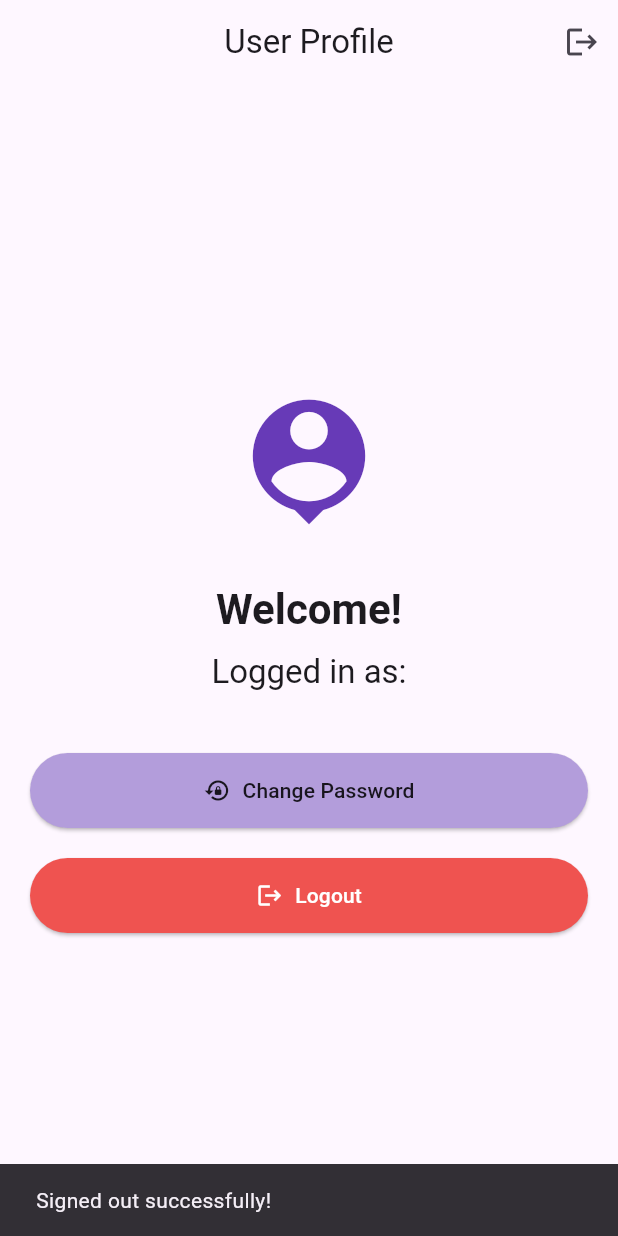
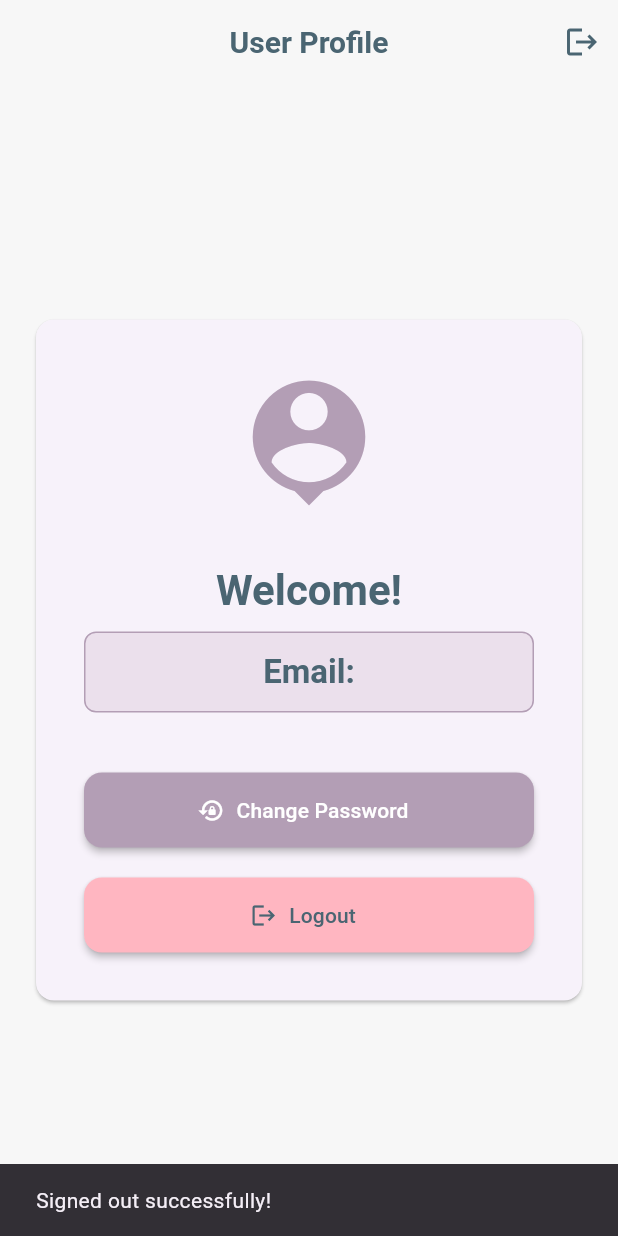
Before and after one commit to Lavanyathangaraj/mad_inclass_activity_16, a Flutter app: the screen it shows once a user with an empty profile is signed in, after a tap on "Logout", on a phone screen of 412 x 824 dp. Run offline on Flutter 3.47's test engine with Material 3 defaults, Android fonts, the phone set to English and light mode, and no system bars; our stand-ins replace firebase_auth, firebase_core; accounts and stored records are empty.

Commit message:
profile screen and logout

```diff
--- a/lib/main.dart
+++ b/lib/main.dart
@@ -1,22 +1,17 @@
 import 'package:flutter/material.dart';
 import 'package:firebase_auth/firebase_auth.dart';
 import 'package:firebase_core/firebase_core.dart';
-// NOTE: firebase_options.dart must be generated by running 'flutterfire configure'
 import 'firebase_options.dart';
-
-// --- 1. INITIALIZATION AND MAIN APP WIDGET ---
 
 void main() async {
   WidgetsFlutterBinding.ensureInitialized();
   try {
-    // Initialize Firebase using the configuration file generated by the CLI
     await Firebase.initializeApp(
       options: DefaultFirebaseOptions.currentPlatform,
     );
     print("Firebase initialized successfully.");
   } catch (e) {
     print("Error initializing Firebase: $e");
-    // In a real app, you would handle this gracefully.
   }
 
   runApp(const MyApp());
@@ -27,26 +22,55 @@ class MyApp extends StatelessWidget {
 
   @override
   Widget build(BuildContext context) {
+    const Color pastelLilac = Color(0xFFB39EB5);
+    const Color darkText = Color(0xFF4A6572);
+    const Color pastelBackground = Color(0xFFF7F7F7);
+
     return MaterialApp(
       title: 'ICA 16 Firebase Auth',
       theme: ThemeData(
-        primarySwatch: Colors.deepPurple,
-        inputDecorationTheme: const InputDecorationTheme(
-          border: OutlineInputBorder(),
+        primarySwatch: Colors.indigo,
+        primaryColor: pastelLilac,
+        inputDecorationTheme: InputDecorationTheme(
+          border: OutlineInputBorder(
+            borderRadius: BorderRadius.circular(12),
+            borderSide: BorderSide.none,
+          ),
+          filled: true,
+          fillColor: Colors.white,
+        ),
+        elevatedButtonTheme: ElevatedButtonThemeData(
+          style: ElevatedButton.styleFrom(
+            shape: RoundedRectangleBorder(
+              borderRadius: BorderRadius.circular(12),
+            ),
+            elevation: 2,
+            minimumSize: const Size(double.infinity, 50),
+            backgroundColor: pastelLilac,
+            foregroundColor: Colors.white,
           ),
         ),
-      // The AuthGate manages navigation based on user state
+        // Removed problematic cardTheme definition for compatibility
+        scaffoldBackgroundColor: pastelBackground,
+        appBarTheme: const AppBarTheme(
+          elevation: 0,
+          backgroundColor: pastelBackground,
+          foregroundColor: darkText,
+          titleTextStyle: TextStyle(
+            color: darkText,
+            fontSize: 20,
+            fontWeight: FontWeight.bold
+          )
+        )
+      ),
       home: const AuthGate(),
     );
   }
 }
 
-// --- 2. AUTHENTICATION SERVICE (Step 3) ---
-
 class AuthService {
   final FirebaseAuth _auth = FirebaseAuth.instance;
 
-  // Sign Up / Registration
   Future<UserCredential> signUp({required String email, required String password}) async {
     try {
       final userCredential = await _auth.createUserWithEmailAndPassword(
@@ -59,7 +83,6 @@ class AuthService {
     }
   }
 
-  // Sign In / Login
   Future<UserCredential> signIn({required String email, required String password}) async {
     try {
       final userCredential = await _auth.signInWithEmailAndPassword(
@@ -72,13 +95,10 @@ class AuthService {
     }
   }
 
-  // Sign Out / Logout
   Future<void> signOut() async {
     await _auth.signOut();
   }
 
-  // Change Password
-  // This is a sensitive operation and may fail if the user hasn't signed in recently
   Future<void> changePassword({required String newPassword}) async {
     final user = _auth.currentUser;
     if (user == null) {
@@ -88,35 +108,27 @@ class AuthService {
   }
 }
 
-// --- 3. AUTH GATE & NAVIGATION (Step 5) ---
-
 class AuthGate extends StatelessWidget {
   const AuthGate({super.key});
 
   @override
   Widget build(BuildContext context) {
-    // StreamBuilder listens to the user's authentication state
     return StreamBuilder<User?>(
       stream: FirebaseAuth.instance.authStateChanges(),
       builder: (context, snapshot) {
-        // Show a loading indicator while checking auth state
         if (snapshot.connectionState == ConnectionState.waiting) {
-          return const Center(child: CircularProgressIndicator());
+          return const Scaffold(body: Center(child: CircularProgressIndicator()));
         }
 
-        // If the user is logged in (User is not null), show the ProfileScreen
         if (snapshot.hasData) {
           return const ProfileScreen();
         }
 
-        // Otherwise (User is null), show the AuthenticationScreen (Login/Register)
         return const AuthenticationScreen();
       },
     );
   }
 }
-
-// --- 4. AUTHENTICATION SCREEN (Step 5 & 4) ---
 
 class AuthenticationScreen extends StatefulWidget {
   const AuthenticationScreen({super.key});
@@ -126,13 +138,13 @@ class AuthenticationScreen extends StatefulWidget {
 }
 
 class _AuthenticationScreenState extends State<AuthenticationScreen> {
-  bool isLogin = true; // State to toggle between Login and Registration
+  bool isLogin = true;
 
   @override
   Widget build(BuildContext context) {
     return Scaffold(
       appBar: AppBar(
-        title: Text(isLogin ? 'Sign In' : 'Register'),
+        title: Text(isLogin ? 'Welcome Back!' : 'Create New Account'),
         centerTitle: true,
       ),
       body: Center(
@@ -142,13 +154,15 @@ class _AuthenticationScreenState extends State<AuthenticationScreen> {
             mainAxisAlignment: MainAxisAlignment.center,
             crossAxisAlignment: CrossAxisAlignment.stretch,
             children: [
-              SizedBox(height: 16),
-              // Display either the Login or Registration form
-              isLogin ? SignInForm() : RegistrationForm(),
+              Card(
+                child: Padding(
+                  padding: const EdgeInsets.all(32.0),
+                  child: isLogin ? SignInForm() : RegistrationForm(),
+                ),
+              ),
 
-              SizedBox(height: 24),
+              const SizedBox(height: 24),
 
-              // Toggle Button
               TextButton(
                 onPressed: () {
                   setState(() {
@@ -157,9 +171,12 @@ class _AuthenticationScreenState extends State<AuthenticationScreen> {
                 },
                 child: Text(
                   isLogin
-                      ? 'No account? Register Here'
+                      ? 'No account yet? Register Here'
                       : 'Already have an account? Sign In',
-                  style: TextStyle(color: Theme.of(context).primaryColor),
+                  style: TextStyle(
+                    color: Theme.of(context).primaryColor,
+                    fontWeight: FontWeight.bold,
+                  ),
                 ),
               ),
             ],
@@ -169,8 +186,6 @@ class _AuthenticationScreenState extends State<AuthenticationScreen> {
     );
   }
 }
-
-// --- 5. REGISTRATION FORM WIDGET (Step 4 - Register) ---
 
 class RegistrationForm extends StatefulWidget {
   RegistrationForm({super.key});
@@ -190,7 +205,6 @@ class _RegistrationFormState extends State<RegistrationForm> {
     if (value == null || value.isEmpty) {
       return 'Please enter your email.';
     }
-    // Simple email format check
     if (!RegExp(r'^[\w-\.]+@([\w-]+\.)+[\w-]{2,4}$').hasMatch(value)) {
       return 'Please enter a valid email (e.g., test@gsu.com).';
     }
@@ -201,7 +215,6 @@ class _RegistrationFormState extends State<RegistrationForm> {
     if (value == null || value.isEmpty) {
       return 'Please enter a password.';
     }
-    // Password must be 6 characters or more
     if (value.length < 6) {
       return 'Password must be at least 6 characters.';
     }
@@ -221,7 +234,6 @@ class _RegistrationFormState extends State<RegistrationForm> {
         ScaffoldMessenger.of(context).showSnackBar(
           const SnackBar(content: Text('Registration Successful! Logging you in...')),
         );
-        // AuthGate will handle the navigation to ProfileScreen via stream
       } on FirebaseAuthException catch (e) {
         String message = 'Registration Failed.';
         if (e.code == 'weak-password') {
@@ -251,30 +263,32 @@ class _RegistrationFormState extends State<RegistrationForm> {
     return Form(
       key: _formKey,
       child: Column(
+        crossAxisAlignment: CrossAxisAlignment.stretch,
         children: <Widget>[
+          Text(
+            'Register Account',
+            style: Theme.of(context).textTheme.headlineSmall?.copyWith(fontWeight: FontWeight.bold),
+            textAlign: TextAlign.center,
+          ),
+          const SizedBox(height: 32),
           TextFormField(
             controller: _emailController,
-            decoration: const InputDecoration(labelText: 'Email'),
+            decoration: const InputDecoration(labelText: 'Email', prefixIcon: Icon(Icons.email)),
             keyboardType: TextInputType.emailAddress,
             validator: _validateEmail,
           ),
           const SizedBox(height: 16),
           TextFormField(
             controller: _passwordController,
-            decoration: const InputDecoration(labelText: 'Password (min 6 chars)'),
+            decoration: const InputDecoration(labelText: 'Password (min 6 chars)', prefixIcon: Icon(Icons.lock)),
             obscureText: true,
             validator: _validatePassword,
           ),
-          const SizedBox(height: 24),
+          const SizedBox(height: 32),
           _isLoading
-              ? const CircularProgressIndicator()
+              ? const Center(child: CircularProgressIndicator())
               : ElevatedButton(
                   onPressed: _submitRegistration,
-                  style: ElevatedButton.styleFrom(
-                    padding: const EdgeInsets.symmetric(horizontal: 40, vertical: 15),
-                    backgroundColor: Colors.deepPurple,
-                    foregroundColor: Colors.white,
-                  ),
                   child: const Text('Register', style: TextStyle(fontSize: 18)),
                 ),
         ],
@@ -282,8 +296,6 @@ class _RegistrationFormState extends State<RegistrationForm> {
     );
   }
 }
-
-// --- 6. SIGN IN FORM WIDGET (Step 4 - Sign In) ---
 
 class SignInForm extends StatefulWidget {
   SignInForm({super.key});
@@ -326,7 +338,6 @@ class _SignInFormState extends State<SignInForm> {
         ScaffoldMessenger.of(context).showSnackBar(
           const SnackBar(content: Text('Sign In Successful!')),
         );
-        // AuthGate will handle the navigation to ProfileScreen via stream
       } on FirebaseAuthException catch (e) {
         String message = 'Sign In Failed.';
         if (e.code == 'user-not-found' || e.code == 'wrong-password') {
@@ -354,30 +365,32 @@ class _SignInFormState extends State<SignInForm> {
     return Form(
       key: _formKey,
       child: Column(
+        crossAxisAlignment: CrossAxisAlignment.stretch,
         children: <Widget>[
+          Text(
+            'Sign In',
+            style: Theme.of(context).textTheme.headlineSmall?.copyWith(fontWeight: FontWeight.bold),
+            textAlign: TextAlign.center,
+          ),
+          const SizedBox(height: 32),
           TextFormField(
             controller: _emailController,
-            decoration: const InputDecoration(labelText: 'Email'),
+            decoration: const InputDecoration(labelText: 'Email', prefixIcon: Icon(Icons.email)),
             keyboardType: TextInputType.emailAddress,
             validator: _validateEmail,
           ),
           const SizedBox(height: 16),
           TextFormField(
             controller: _passwordController,
-            decoration: const InputDecoration(labelText: 'Password'),
+            decoration: const InputDecoration(labelText: 'Password', prefixIcon: Icon(Icons.lock)),
             obscureText: true,
             validator: _validatePassword,
           ),
-          const SizedBox(height: 24),
+          const SizedBox(height: 32),
           _isLoading
-              ? const CircularProgressIndicator()
+              ? const Center(child: CircularProgressIndicator())
               : ElevatedButton(
                   onPressed: _submitSignIn,
-                  style: ElevatedButton.styleFrom(
-                    padding: const EdgeInsets.symmetric(horizontal: 40, vertical: 15),
-                    backgroundColor: Colors.deepPurple.shade700,
-                    foregroundColor: Colors.white,
-                  ),
                   child: const Text('Sign In', style: TextStyle(fontSize: 18)),
                 ),
         ],
@@ -385,8 +398,6 @@ class _SignInFormState extends State<SignInForm> {
     );
   }
 }
-
-// --- 7. PROFILE SCREEN (The Goal: Display email, Logout, Change Password) ---
 
 class ProfileScreen extends StatefulWidget {
   const ProfileScreen({super.key});
@@ -399,14 +410,17 @@ class _ProfileScreenState extends State<ProfileScreen> {
   final AuthService _authService = AuthService();
   final user = FirebaseAuth.instance.currentUser;
 
-  // Handled by AuthGate, but good practice to have the function
+  static const Color pastelLilac = Color(0xFFB39EB5);
+  static const Color veryLightLilac = Color(0xFFEBE0EC);
+  static const Color pastelPink = Color(0xFFFFB6C1);
+  static const Color darkText = Color(0xFF4A6572);
+
   void _logout() async {
     try {
       await _authService.signOut();
       ScaffoldMessenger.of(context).showSnackBar(
         const SnackBar(content: Text('Signed out successfully!')),
       );
-      // AuthGate handles the navigation back to AuthenticationScreen
     } catch (e) {
       ScaffoldMessenger.of(context).showSnackBar(
         SnackBar(content: Text('Logout failed: ${e.toString()}')),
@@ -422,12 +436,16 @@ class _ProfileScreenState extends State<ProfileScreen> {
       context: context,
       builder: (BuildContext context) {
         return AlertDialog(
+          shape: RoundedRectangleBorder(borderRadius: BorderRadius.circular(16)),
           title: const Text('Change Password'),
           content: Form(
             key: dialogFormKey,
             child: TextFormField(
               controller: newPasswordController,
-              decoration: const InputDecoration(labelText: 'New Password (min 6 chars)'),
+              decoration: const InputDecoration(
+                labelText: 'New Password (min 6 chars)',
+                prefixIcon: Icon(Icons.lock_open),
+              ),
               obscureText: true,
               validator: (value) {
                 if (value == null || value.length < 6) {
@@ -446,13 +464,14 @@ class _ProfileScreenState extends State<ProfileScreen> {
             ),
             ElevatedButton(
               style: ElevatedButton.styleFrom(
-                backgroundColor: Colors.deepPurple,
+                backgroundColor: pastelLilac,
                 foregroundColor: Colors.white,
+                minimumSize: const Size(100, 40),
               ),
               child: const Text('Submit'),
               onPressed: () async {
                 if (dialogFormKey.currentState!.validate()) {
-                  Navigator.of(context).pop(); // Close the dialog
+                  Navigator.of(context).pop();
                   await _changePassword(newPasswordController.text.trim());
                 }
               },
@@ -500,64 +519,73 @@ class _ProfileScreenState extends State<ProfileScreen> {
             icon: const Icon(Icons.logout),
             onPressed: _logout,
             tooltip: 'Logout',
+            color: darkText,
           ),
         ],
       ),
       body: Center(
         child: Padding(
           padding: const EdgeInsets.all(20.0),
+          child: Card(
+            child: Padding(
+              padding: const EdgeInsets.all(32.0),
               child: Column(
-            mainAxisAlignment: MainAxisAlignment.center,
+                mainAxisSize: MainAxisSize.min,
                 crossAxisAlignment: CrossAxisAlignment.stretch,
                 children: <Widget>[
                   const Icon(
                     Icons.person_pin,
                     size: 100,
-                color: Colors.deepPurple,
+                    color: pastelLilac,
                   ),
                   const SizedBox(height: 30),
-              // Display User Email
                   Text(
                     'Welcome!',
                     textAlign: TextAlign.center,
                     style: Theme.of(context).textTheme.headlineMedium?.copyWith(
                       fontWeight: FontWeight.bold,
+                      color: darkText,
                     ),
                   ),
                   const SizedBox(height: 10),
-              Text(
-                'Logged in as: ${user?.email ?? 'N/A'}',
+                  Container(
+                    padding: const EdgeInsets.all(12),
+                    decoration: BoxDecoration(
+                      color: veryLightLilac,
+                      borderRadius: BorderRadius.circular(8),
+                      border: Border.all(color: pastelLilac),
+                    ),
+                    child: Text(
+                      'Email: ${user?.email ?? 'N/A'}',
                       textAlign: TextAlign.center,
-                style: Theme.of(context).textTheme.titleLarge,
+                      style: Theme.of(context).textTheme.titleLarge?.copyWith(
+                        color: darkText,
+                        fontWeight: FontWeight.w600,
+                      ),
+                    ),
                   ),
                   const SizedBox(height: 40),
-              // Change Password Button
                   ElevatedButton.icon(
                     onPressed: _showChangePasswordDialog,
                     icon: const Icon(Icons.lock_reset),
                     label: const Text('Change Password'),
-                style: ElevatedButton.styleFrom(
-                  padding: const EdgeInsets.symmetric(vertical: 15),
-                  backgroundColor: Colors.deepPurple.shade200,
-                  foregroundColor: Colors.black87,
-                ),
                   ),
                   const SizedBox(height: 20),
-              // Logout Button
                   ElevatedButton.icon(
                     onPressed: _logout,
                     icon: const Icon(Icons.logout),
                     label: const Text('Logout'),
                     style: ElevatedButton.styleFrom(
-                  padding: const EdgeInsets.symmetric(vertical: 15),
-                  backgroundColor: Colors.red.shade400,
-                  foregroundColor: Colors.white,
+                      backgroundColor: pastelPink,
+                      foregroundColor: darkText,
                     ),
                   ),
                 ],
               ),
             ),
           ),
+        ),
+      ),
     );
   }
 }
```
Lines whose indentation alone changed are shown as unchanged.
